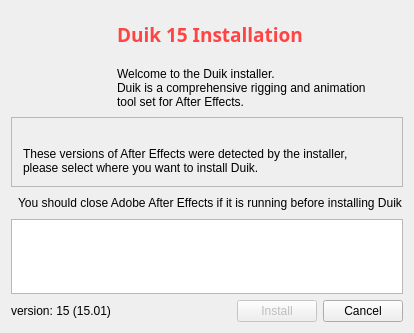
Qt form Installer/mainwindow.ui (RxLaboratory/Duik) before a commit.
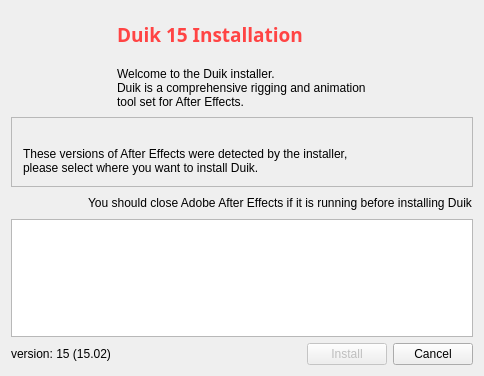
The same form after that commit. Icons and pictures are not drawn.

Commit message: German translation update

Patch:
```diff
--- a/Installer/mainwindow.ui
+++ b/Installer/mainwindow.ui
@@ -6,8 +6,8 @@
    <rect>
     <x>0</x>
     <y>0</y>
-    <width>414</width>
-    <height>333</height>
+    <width>484</width>
+    <height>376</height>
    </rect>
   </property>
   <property name="windowTitle">
@@ -89,8 +89,8 @@
         <rect>
          <x>0</x>
          <y>0</y>
-         <width>394</width>
-         <height>69</height>
+         <width>458</width>
+         <height>76</height>
         </rect>
        </property>
        <layout class="QVBoxLayout" name="versionsLayout">
@@ -158,7 +158,7 @@
       <item>
        <widget class="QLabel" name="label_4">
         <property name="text">
-         <string>version: 15 (15.01)</string>
+         <string>version: 15 (15.02)</string>
         </property>
        </widget>
       </item>
```
The commit also changes 1 other file.
